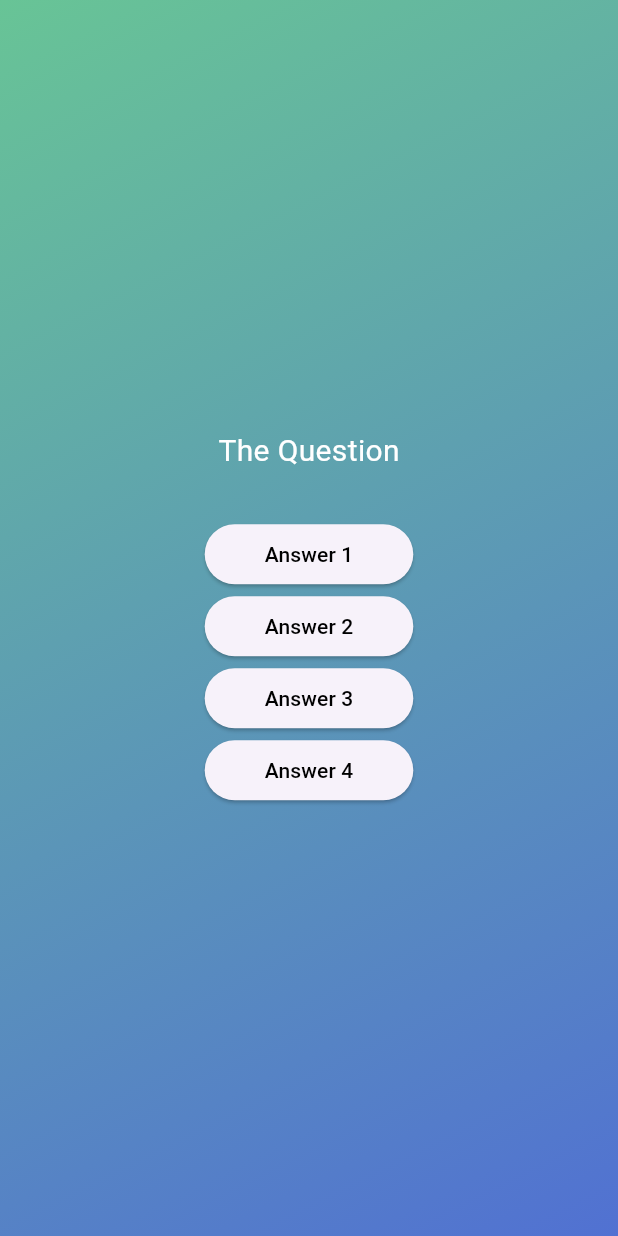
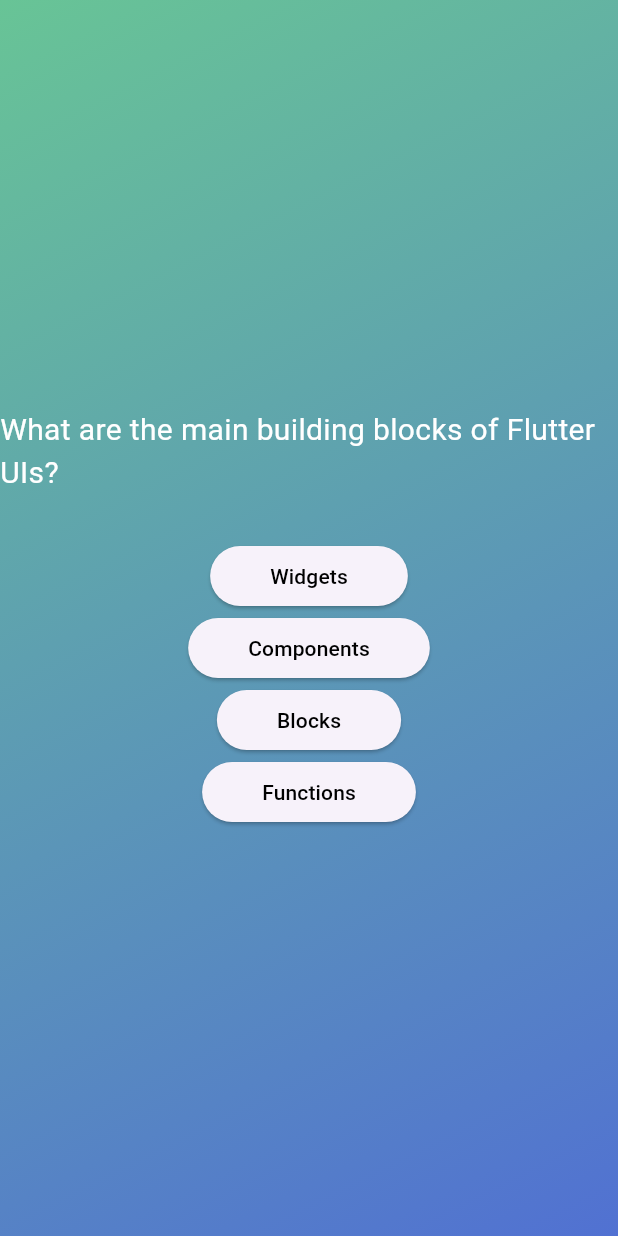
Before and after one commit to abrower10612/flutter-quiz, a Flutter app: the screen it shows after launch, after a tap on "Start Quiz", on a phone screen of 412 x 824 dp. Run offline on Flutter 3.47's test engine with Material 3 defaults, Android fonts, the phone set to English and light mode, and no system bars.

Commit message:
move answer buttons into a map

```diff
--- a/lib/answer_button.dart
+++ b/lib/answer_button.dart
@@ -1,5 +1,4 @@
 import 'package:flutter/material.dart';
-import 'package:flutter/widgets.dart';
 
 class AnswerButton extends StatelessWidget {
   const AnswerButton({
--- a/lib/questions_screen.dart
+++ b/lib/questions_screen.dart
@@ -1,5 +1,6 @@
 import 'package:flutter/material.dart';
 import 'package:flutter_advanced_basics/answer_button.dart';
+import 'package:flutter_advanced_basics/data/questions.dart';
 
 class QuestionsScreen extends StatefulWidget {
   const QuestionsScreen({super.key});
@@ -13,34 +14,28 @@
 class _QuestionsScreenState extends State<QuestionsScreen> {
   @override
   Widget build(context) {
+    final currentQuestion = questions[0];
+
     return SizedBox(
       width: double.infinity,
       child: Column(
         mainAxisAlignment: MainAxisAlignment.center,
         children: [
-          const Text(
-            'The Question',
-            style: TextStyle(
+          Text(
+            currentQuestion.text,
+            style: const TextStyle(
               color: Colors.white,
               fontSize: 20,
             ),
           ),
           const SizedBox(height: 30),
-          AnswerButton(
-            answerText: 'Answer 1',
-            onPressed: () {},
-          ),
-          AnswerButton(
-            answerText: 'Answer 2',
-            onPressed: () {},
-          ),
-          AnswerButton(
-            answerText: 'Answer 3',
-            onPressed: () {},
-          ),
-          AnswerButton(
-            answerText: 'Answer 4',
-            onPressed: () {},
+          ...currentQuestion.answers.map(
+            (answer) {
+              return AnswerButton(
+                answerText: answer,
+                onPressed: () {},
+              );
+            },
           ),
         ],
       ),
```
